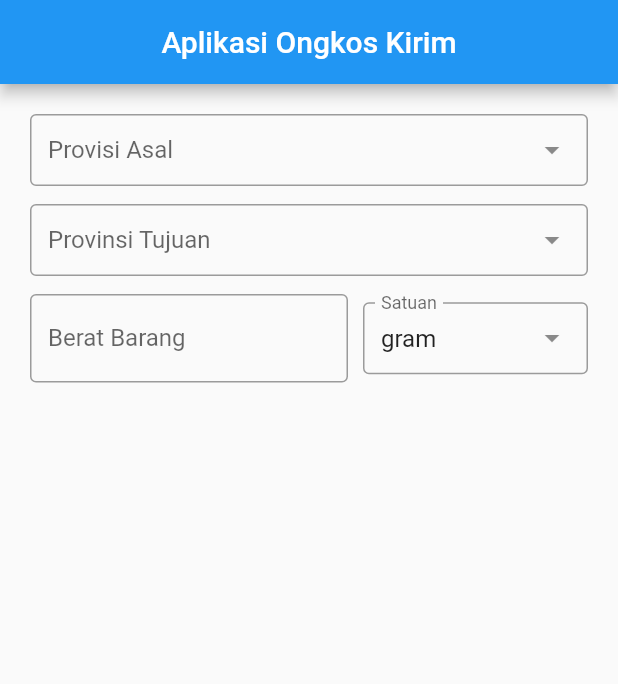
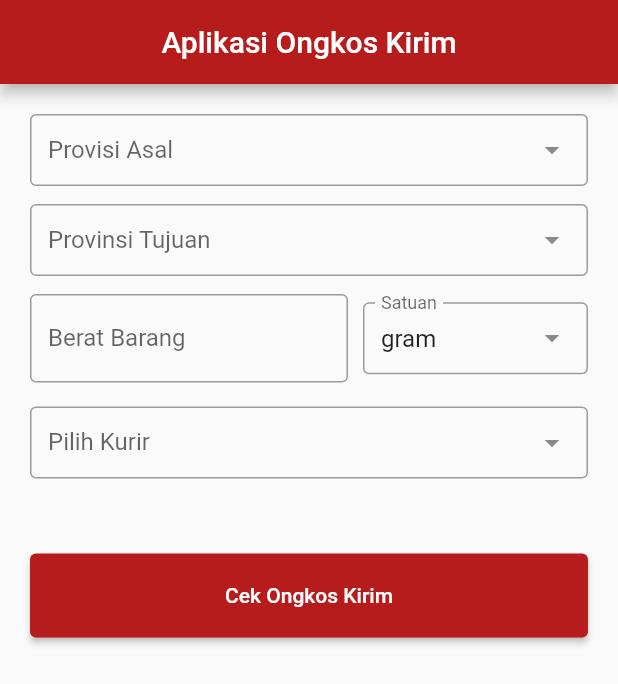
Before and after one commit to aprxty3/ongkir_apps, a Flutter app: the screen it shows after launch, on a phone screen of 412 x 824 dp. Shown: the top 684 px of the screen. Run offline on Flutter 3.47's test engine with Material 2 defaults, Android fonts, the phone set to English and light mode, and no system bars; drawn by our look-alikes of dropdown_search; our stand-ins replace get.

Commit message:
add courier widget

```diff
--- a/lib/app/modules/home/views/home_view.dart
+++ b/lib/app/modules/home/views/home_view.dart
@@ -1,3 +1,4 @@
+import 'package:dropdown_search/dropdown_search.dart';
 import 'package:flutter/material.dart';
 
 import 'package:get/get.dart';
@@ -14,6 +15,7 @@ class HomeView extends GetView<HomeController> {
       appBar: AppBar(
         title: Text('Aplikasi Ongkos Kirim'),
         centerTitle: true,
+        backgroundColor: Colors.red[900],
       ),
       body: ListView(
         padding: const EdgeInsets.all(20),
@@ -41,6 +43,47 @@ class HomeView extends GetView<HomeController> {
                   );
           }),
           BeratWidget(),
+          Padding(
+            padding: const EdgeInsets.only(top: 16.0, bottom: 50),
+            child: DropdownSearch<Map<String, dynamic>>(
+              mode: Mode.MENU,
+              showClearButton: true,
+              items: [
+                {
+                  "code": "jne",
+                  "name": "Jalur Nugraha Ekakurir (JNE)",
+                },
+                {
+                  "code": "pos",
+                  "name": "Perusahaan Opsional Surat (POS)",
+                },
+                {
+                  "code": "tiki",
+                  "name": "Titipan Kilat (TIKI)",
+                }
+              ],
+              popupItemBuilder: (context, item, isSelected) {
+                return Container(
+                  padding: EdgeInsets.all(20),
+                  child: Text(
+                    '${item['name']}',
+                    style: TextStyle(fontSize: 18),
+                  ),
+                );
+              },
+              itemAsString: (item) => ,
+              onChanged: (value) => print(value),
+              label: 'Pilih Kurir',
+            ),
+          ),
+          ElevatedButton(
+            onPressed: () {},
+            child: Text('Cek Ongkos Kirim'),
+            style: ElevatedButton.styleFrom(
+              padding: EdgeInsets.symmetric(vertical: 20),
+              backgroundColor: Colors.red[900],
+            ),
+          ),
         ],
       ),
     );
```
Also changed, not shown: lib/app/modules/home/views/widget/courier_widget.dart (added, +72 -0 lines).
